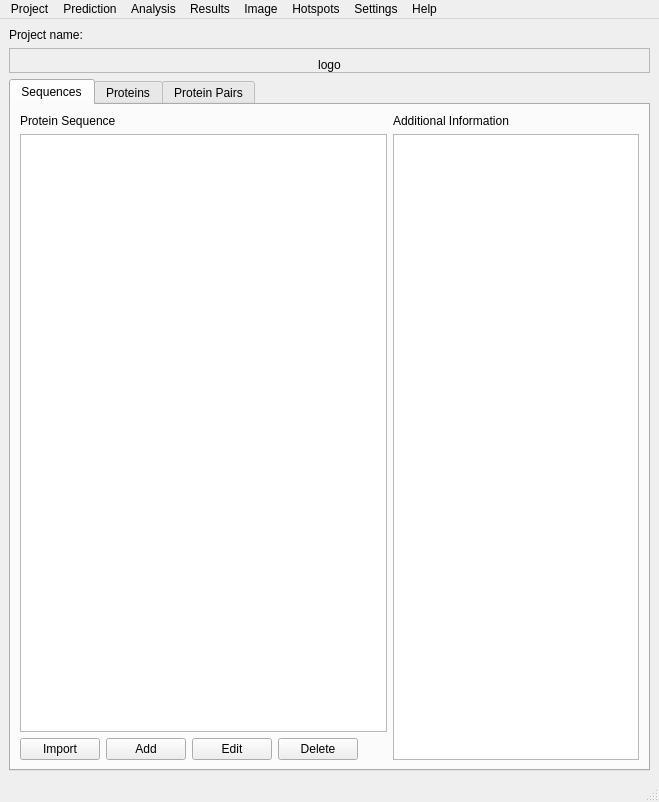
Above: pyssa/gui/ui/forms/main_view.ui from urban233/PySSA before the change. Below: the same form after it.
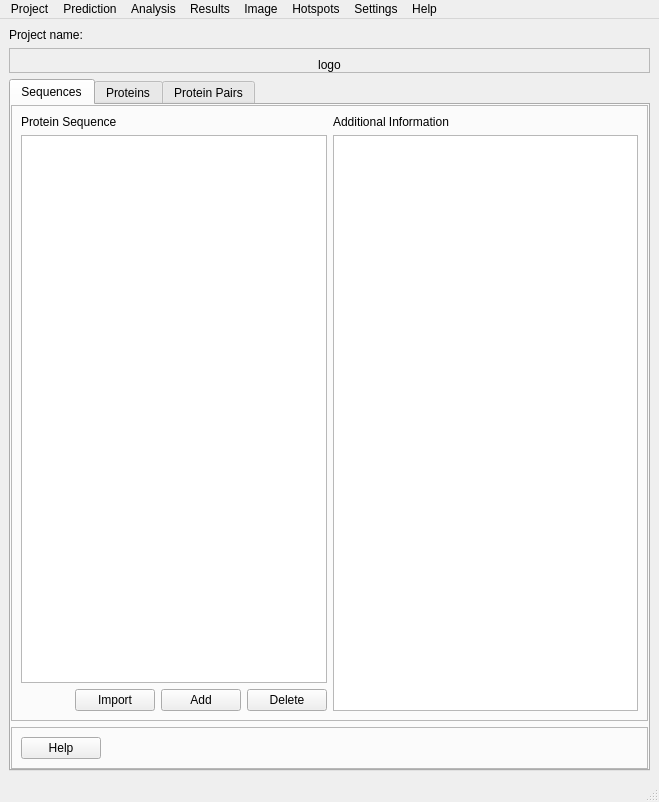
That is the form after the change.

Commit message: prototype of context menu for tree view

What changed in the file:
```diff
--- a/pyssa/gui/ui/forms/main_view.ui
+++ b/pyssa/gui/ui/forms/main_view.ui
@@ -68,7 +68,28 @@
        <attribute name="title">
         <string>Sequences</string>
        </attribute>
-       <layout class="QHBoxLayout" name="horizontalLayout_2">
+       <layout class="QVBoxLayout" name="verticalLayout_13">
+        <property name="leftMargin">
+         <number>0</number>
+        </property>
+        <property name="topMargin">
+         <number>0</number>
+        </property>
+        <property name="rightMargin">
+         <number>0</number>
+        </property>
+        <property name="bottomMargin">
+         <number>0</number>
+        </property>
+        <item>
+         <widget class="QFrame" name="frame_3">
+          <property name="frameShape">
+           <enum>QFrame::StyledPanel</enum>
+          </property>
+          <property name="frameShadow">
+           <enum>QFrame::Raised</enum>
+          </property>
+          <layout class="QHBoxLayout" name="horizontalLayout_11">
         <item>
          <layout class="QVBoxLayout" name="verticalLayout_5">
           <item>
@@ -85,6 +106,19 @@
            <layout class="QVBoxLayout" name="verticalLayout_2">
             <item>
              <layout class="QHBoxLayout" name="horizontalLayout">
+                 <item>
+                  <spacer name="horizontalSpacer_6">
+                   <property name="orientation">
+                    <enum>Qt::Horizontal</enum>
+                   </property>
+                   <property name="sizeHint" stdset="0">
+                    <size>
+                     <width>40</width>
+                     <height>20</height>
+                    </size>
+                   </property>
+                  </spacer>
+                 </item>
               <item>
                <widget class="QPushButton" name="btn_import_seq">
                 <property name="text">
@@ -99,13 +133,6 @@
                 </property>
                </widget>
               </item>
-              <item>
-               <widget class="QPushButton" name="pushButton_3">
-                <property name="text">
-                 <string>Edit</string>
-                </property>
-               </widget>
-              </item>
               <item>
                <widget class="QPushButton" name="pushButton_2">
                 <property name="text">
@@ -113,19 +140,6 @@
                 </property>
                </widget>
               </item>
-              <item>
-               <spacer name="horizontalSpacer_6">
-                <property name="orientation">
-                 <enum>Qt::Horizontal</enum>
-                </property>
-                <property name="sizeHint" stdset="0">
-                 <size>
-                  <width>40</width>
-                  <height>20</height>
-                 </size>
-                </property>
-               </spacer>
-              </item>
              </layout>
             </item>
            </layout>
@@ -148,6 +162,45 @@
         </item>
        </layout>
       </widget>
+        </item>
+        <item>
+         <widget class="QFrame" name="frame_bottom">
+          <property name="frameShape">
+           <enum>QFrame::StyledPanel</enum>
+          </property>
+          <property name="frameShadow">
+           <enum>QFrame::Raised</enum>
+          </property>
+          <layout class="QHBoxLayout" name="horizontalLayout_10">
+           <item>
+            <layout class="QHBoxLayout" name="horizontalLayout_2">
+             <item>
+              <widget class="QPushButton" name="btn_help">
+               <property name="text">
+                <string>Help</string>
+               </property>
+              </widget>
+             </item>
+             <item>
+              <spacer name="horizontalSpacer">
+               <property name="orientation">
+                <enum>Qt::Horizontal</enum>
+               </property>
+               <property name="sizeHint" stdset="0">
+                <size>
+                 <width>40</width>
+                 <height>20</height>
+                </size>
+               </property>
+              </spacer>
+             </item>
+            </layout>
+           </item>
+          </layout>
+         </widget>
+        </item>
+       </layout>
+      </widget>
       <widget class="QWidget" name="proteins">
        <attribute name="title">
         <string>Proteins</string>
```
Left out of the diff: 187 changed lines with no effect on the pictures. Lines whose indentation alone changed are shown as unchanged. The commit also changes 5 other files.
